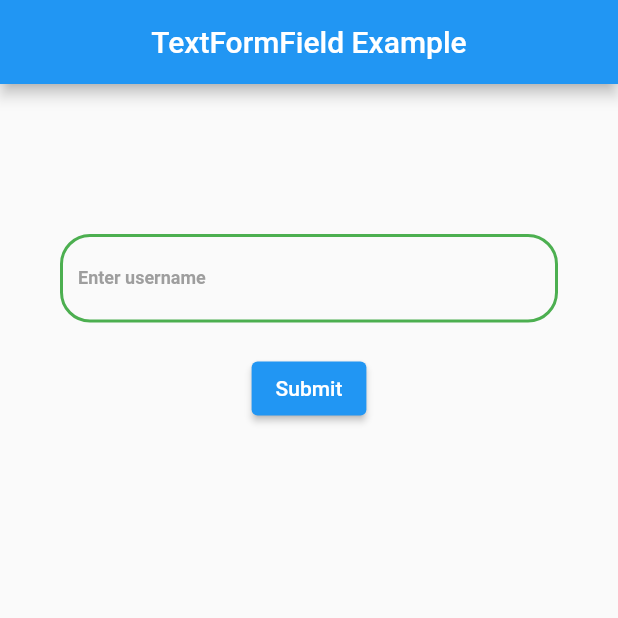
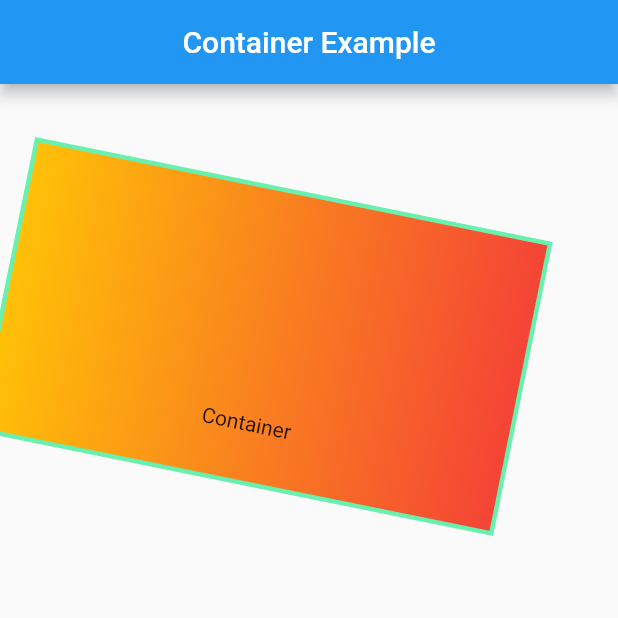
Before and after one commit to NilamPathak578/flutterHopeProjects, a Flutter app: the screen it shows after launch, on a phone screen of 412 x 824 dp, the top half of it. Run offline on Flutter 3.47's test engine with Material 2 defaults, Android fonts, the phone set to English and light mode, and no system bars.

Commit message:
Container Widget

```diff
--- a/lib/Views/home_page.dart
+++ b/lib/Views/home_page.dart
@@ -1,5 +1,8 @@
 import 'package:flutter/foundation.dart';
 import 'package:flutter/material.dart';
+import 'package:flutterhopeprojects/Widgets/containerwidget.dart';
+
+import 'package:flutterhopeprojects/Widgets/textformfield_widget.dart';
 
 class Homepage extends StatefulWidget {
   const Homepage({Key? key}) : super(key: key);
@@ -9,64 +12,19 @@ class Homepage extends StatefulWidget {
 }
 
 class _HomepageState extends State<Homepage> {
-  final GlobalKey<FormState> _formKey = GlobalKey();
-  final TextEditingController _textEditingController = TextEditingController();
-
-  void _submit() {
-    final bool isvalid = _formKey.currentState!.validate();
-    if (isvalid) {
-      if (kDebugMode) {
-        print("Got a valid data.");
-      }
-      //
-    }
-  }
-
   @override
   Widget build(BuildContext context) {
     return Scaffold(
       appBar: AppBar(
-        title: const Text("TextFormField Example"),
+        //title: const Text("TextFormField Example"),
+        title: const Text("Container Example"),
         centerTitle: true,
       ),
-      body: Padding(
-        padding: const EdgeInsets.symmetric(horizontal: 40.0, vertical: 100),
-        child: Form(
-          key: _formKey,
-          child: Column(
-            crossAxisAlignment: CrossAxisAlignment.center,
-            children: [
-              TextFormField(
-                controller: _textEditingController,
-                keyboardType: TextInputType.name,
-                validator: (value) {
-                  if (value != null && value.trim().length < 3) {
-                    return "This field requires minimum of 3 character";
-                  }
-                  return null;
-                },
-                decoration: const InputDecoration(
-                    labelText: "Enter username",
-                    labelStyle: TextStyle(
-                        fontSize: 12.0,
-                        fontWeight: FontWeight.w600,
-                        color: Colors.grey),
-                    enabledBorder: OutlineInputBorder(
-                      borderSide: BorderSide(color: Colors.green, width: 2.0),
-                      borderRadius: BorderRadius.all(Radius.circular(20.0)),
-                    ),
-                    focusedBorder: OutlineInputBorder(
-                        borderSide:
-                            BorderSide(color: Colors.redAccent, width: 2.0),
-                        borderRadius: BorderRadius.all(Radius.circular(20.0)))),
-              ),
-              const SizedBox(
-                height: 20.0,
-              ),
-              ElevatedButton(onPressed: _submit, child: const Text("Submit"))
-            ],
-          ),
-        ),
+      body: Column(
+        children: [
+          //TextFormFieldWidget(),
+          containerWidget(context),
+        ],
       ),
     );
   }
--- /dev/null
+++ b/lib/Widgets/containerwidget.dart
@@ -0,0 +1,23 @@
+import 'package:flutter/material.dart';
+import 'package:flutter/widgets.dart';
+
+Widget containerWidget(BuildContext context) {
+  return Container(
+    margin: const EdgeInsets.all(30),
+    padding: const EdgeInsets.all(30.0),
+    height: 200.0,
+    width: MediaQuery.of(context).size.width,
+    child: const Text("Container"),
+    alignment: Alignment.bottomCenter,
+    decoration: BoxDecoration(
+      //color: Colors.deepPurpleAccent,
+      gradient: const LinearGradient(
+          begin: Alignment.centerLeft,
+          end: Alignment.centerRight,
+          colors: [Colors.amber, Colors.red]),
+      border: Border.all(color: Colors.greenAccent, width: 3.0),
+      //borderRadius: BorderRadius.circular(20.0)
+    ),
+    transform: Matrix4.rotationZ(0.2),
+  );
+}
```
Also changed, not shown: lib/Widgets/textformfield_widget.dart (added, +64 -0 lines).
